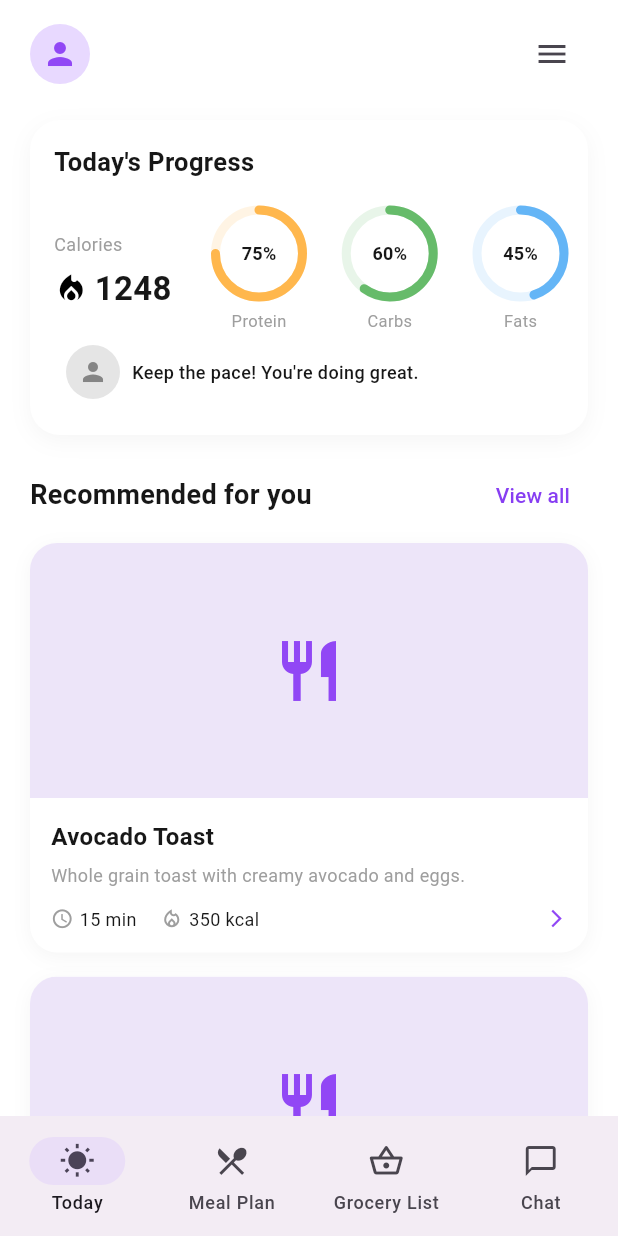
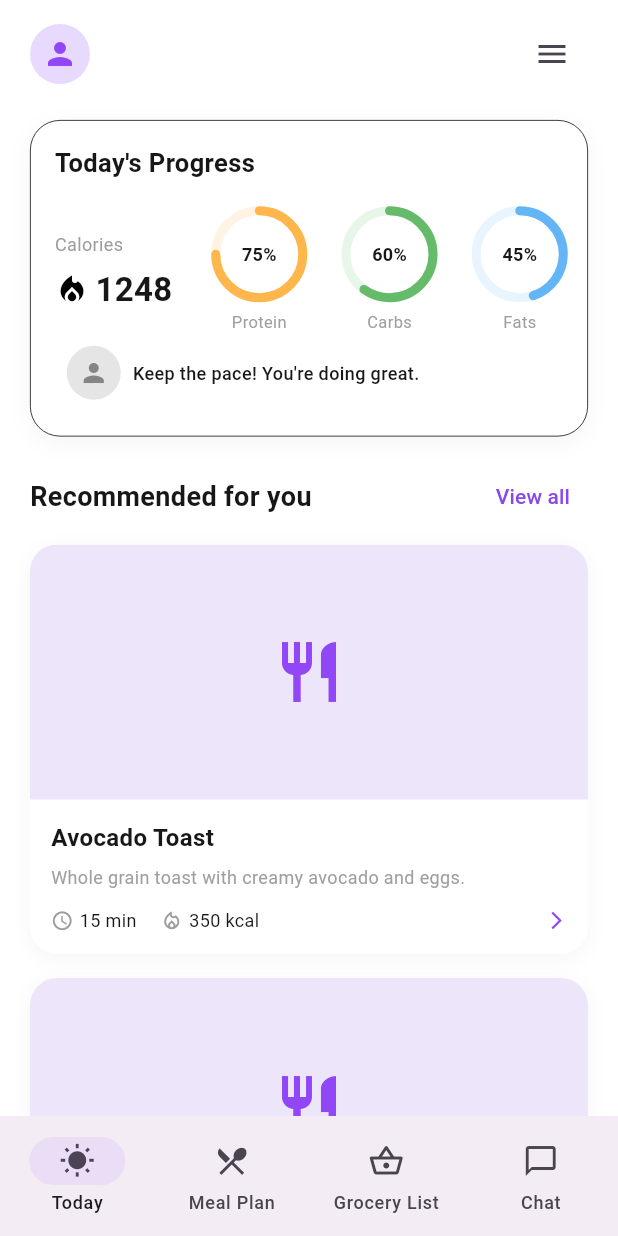
Before and after one commit to laszlo-botond/awesome-meal-planner, a Flutter app: the screen it shows after launch, on a phone screen of 412 x 824 dp. Run offline on Flutter 3.47's test engine with Material 3 defaults, Android fonts, the phone set to English and light mode, and no system bars.

Commit message:
lab1: small style updates

```diff
--- a/lib/theme/app_colors.dart
+++ b/lib/theme/app_colors.dart
@@ -4,7 +4,7 @@ class AppColors {
   AppColors._();
 
   // Main brand color
-  static const Color primary = Color(0xFF873EF2);
+  static const Color primary = Color(0xFF8A47EB);
 
   // Text and backgrounds
   static const Color textPrimary = Color(0xFF171717);
--- a/lib/widgets/progress_card.dart
+++ b/lib/widgets/progress_card.dart
@@ -23,9 +23,13 @@ class ProgressCard extends StatelessWidget {
       decoration: BoxDecoration(
         color: Colors.white,
         borderRadius: BorderRadius.circular(20),
+        border: Border.all(
+          color: Colors.black,
+          width: 0.5,
+        ),
         boxShadow: [
           BoxShadow(
-            color: Colors.black.withOpacity(0.04),
+            color: Colors.black.withValues(alpha: 0.04),
             blurRadius: 12,
             offset: const Offset(0, 4),
           ),
```
